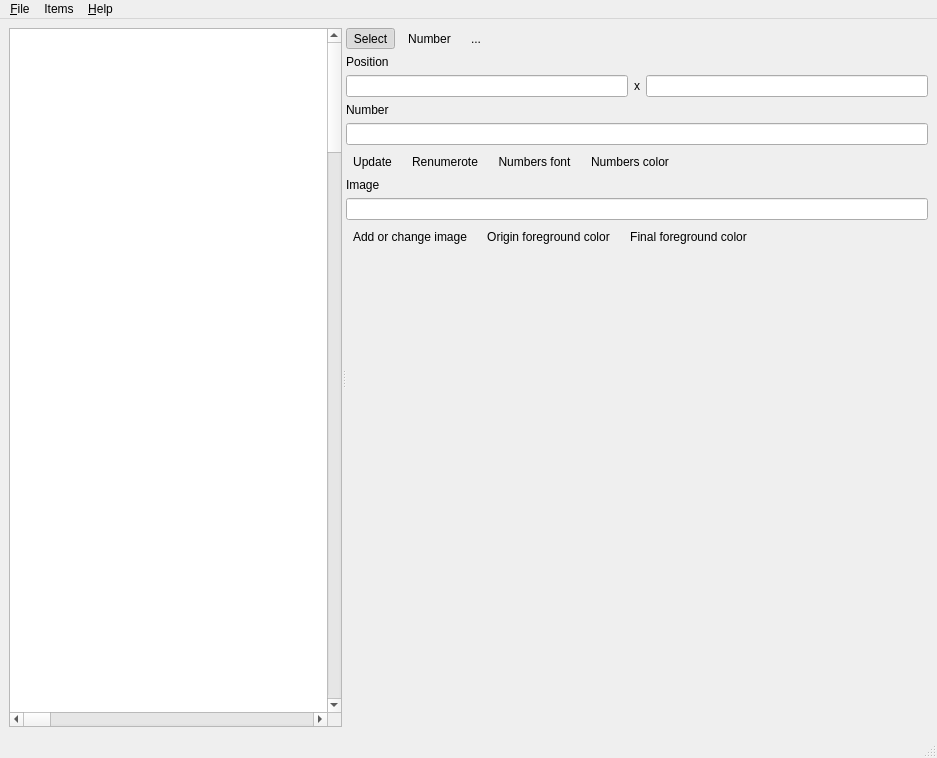
Above: ui/mainwindow.ui from kervala/mapmaker before the change. Below: the same form after it.
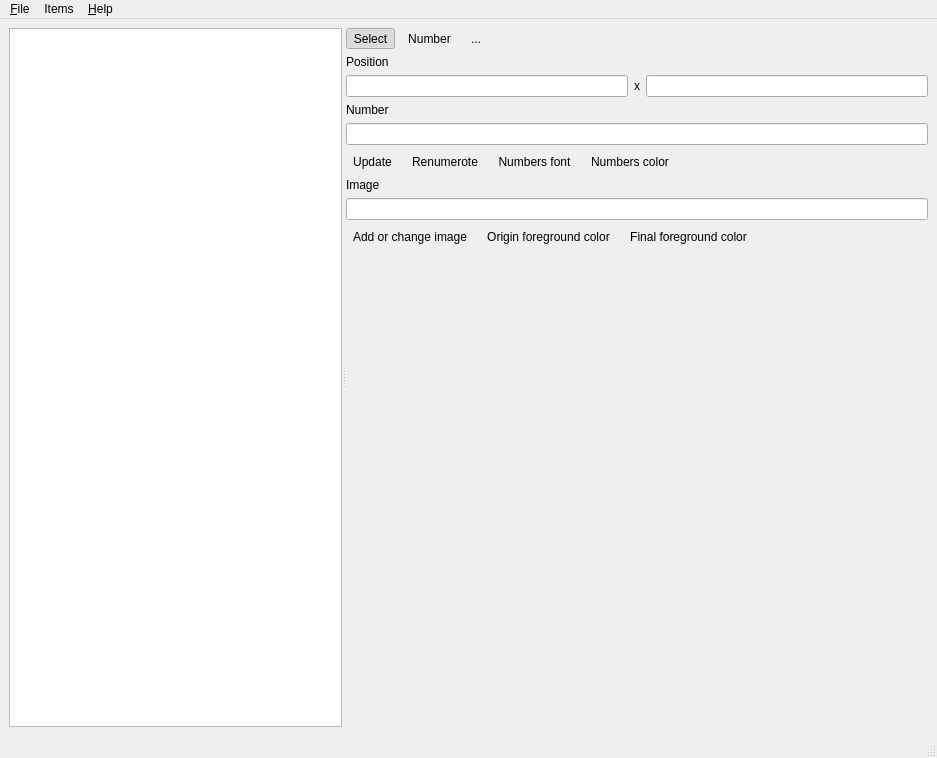
That is the form after the change. Icons and pictures are not drawn.

Commit message: Changed: Increase view size

The edit to the form file:
```diff
--- a/ui/mainwindow.ui
+++ b/ui/mainwindow.ui
@@ -20,16 +20,7 @@
       <property name="orientation">
        <enum>Qt::Horizontal</enum>
       </property>
-      <widget class="QGraphicsView" name="graphicsView">
-       <property name="sceneRect">
-        <rectf>
-         <x>0.000000000000000</x>
-         <y>0.000000000000000</y>
-         <width>5000.000000000000000</width>
-         <height>5000.000000000000000</height>
-        </rectf>
-       </property>
-      </widget>
+      <widget class="QGraphicsView" name="graphicsView"/>
       <widget class="QWidget" name="layoutWidget">
        <layout class="QVBoxLayout" name="verticalLayout">
         <item>
```
The commit also changes 1 other file.
